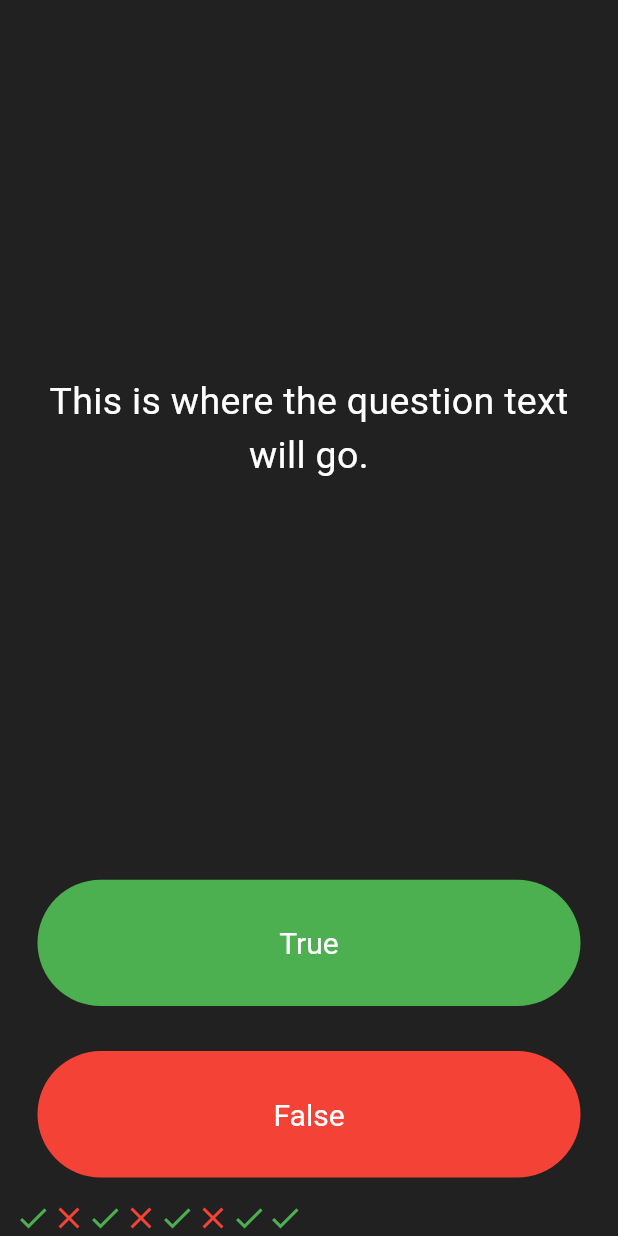
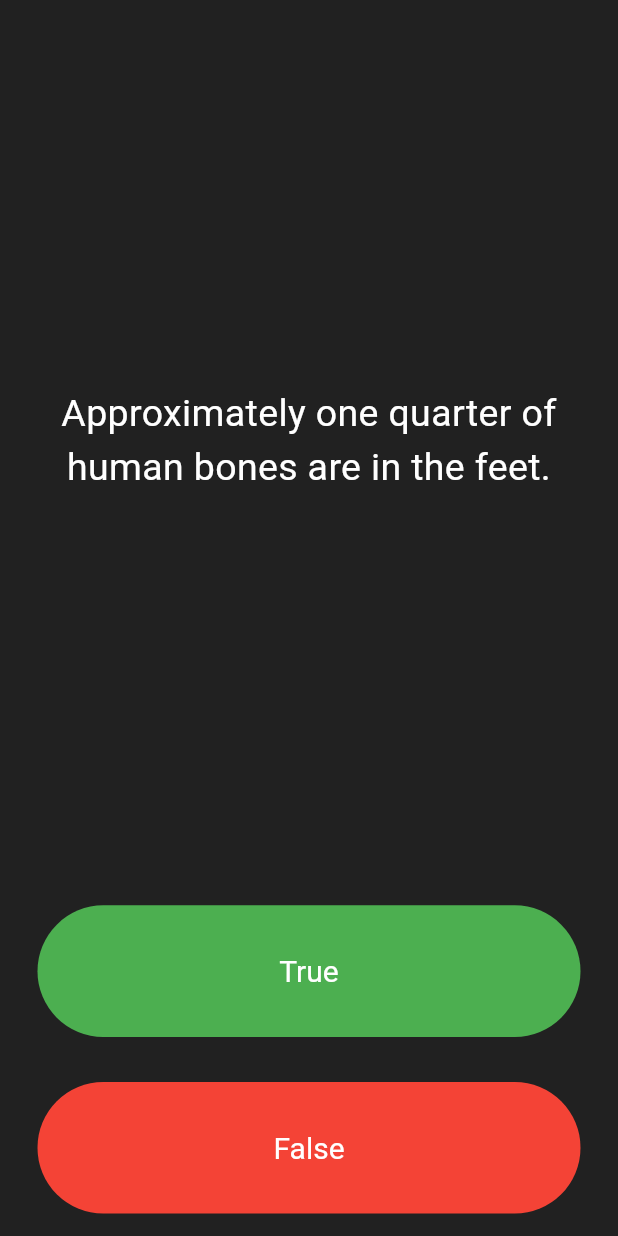
Before and after one commit to lightrao/quizzler_flutter_24, a Flutter app: the screen it shows after launch, after a tap on "True", on a phone screen of 412 x 824 dp. Run offline on Flutter 3.47's test engine with Material 3 defaults, Android fonts, the phone set to English and light mode, and no system bars.

Commit message:
Displaying the Questions

```diff
--- a/lib/main.dart
+++ b/lib/main.dart
@@ -3,12 +3,14 @@ import 'package:flutter/material.dart';
 void main() => runApp(Quizzler());
 
 class Quizzler extends StatelessWidget {
+  const Quizzler({super.key});
+
   @override
   Widget build(BuildContext context) {
     return MaterialApp(
       home: Scaffold(
         backgroundColor: Colors.grey.shade900,
-        body: SafeArea(
+        body: const SafeArea(
           child: Padding(
             padding: EdgeInsets.symmetric(horizontal: 10.0),
             child: QuizPage(),
@@ -20,41 +22,20 @@ class Quizzler extends StatelessWidget {
 }
 
 class QuizPage extends StatefulWidget {
+  const QuizPage({super.key});
+
   @override
   _QuizPageState createState() => _QuizPageState();
 }
 
 class _QuizPageState extends State<QuizPage> {
-  List<Icon> scoreKeeper = [
-    Icon(
-      Icons.check,
-      color: Colors.green,
-    ),
-    Icon(
-      Icons.close,
-      color: Colors.red,
-    ),
-    Icon(
-      Icons.check,
-      color: Colors.green,
-    ),
-    Icon(
-      Icons.close,
-      color: Colors.red,
-    ),
-    Icon(
-      Icons.check,
-      color: Colors.green,
-    ),
-    Icon(
-      Icons.close,
-      color: Colors.red,
-    ),
-    Icon(
-      Icons.check,
-      color: Colors.green,
-    ),
+  List<Icon> scoreKeeper = [];
+  List<String> questions = [
+    'You can lead a cow down stairs but not up stairs.',
+    'Approximately one quarter of human bones are in the feet.',
+    'A slug\'s blood is green.',
   ];
+  int questionNumber = 0;
 
   @override
   Widget build(BuildContext context) {
@@ -68,7 +49,7 @@ class _QuizPageState extends State<QuizPage> {
             padding: EdgeInsets.all(10.0),
             child: Center(
               child: Text(
-                'This is where the question text will go.',
+                questions[questionNumber],
                 textAlign: TextAlign.center,
                 style: TextStyle(
                   fontSize: 25.0,
@@ -92,10 +73,7 @@ class _QuizPageState extends State<QuizPage> {
               onPressed: () {
                 // The user picked true.
                 setState(() {
-                  scoreKeeper.add(Icon(
-                    Icons.check,
-                    color: Colors.green,
-                  ));
+                  questionNumber++;
                 });
               },
               child: Text('True'),
@@ -115,6 +93,9 @@ class _QuizPageState extends State<QuizPage> {
               ),
               onPressed: () {
                 // The user picked false.
+                setState(() {
+                  questionNumber++;
+                });
               },
               child: Text('False'),
             ),
```
